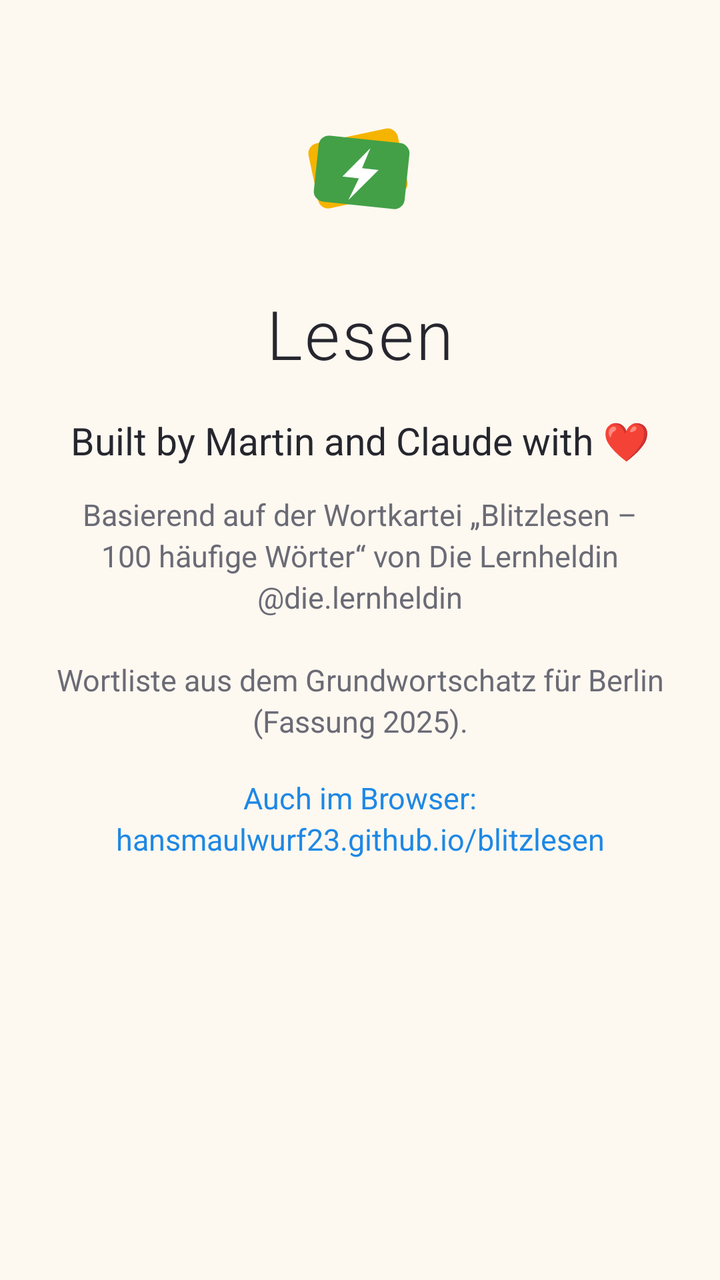
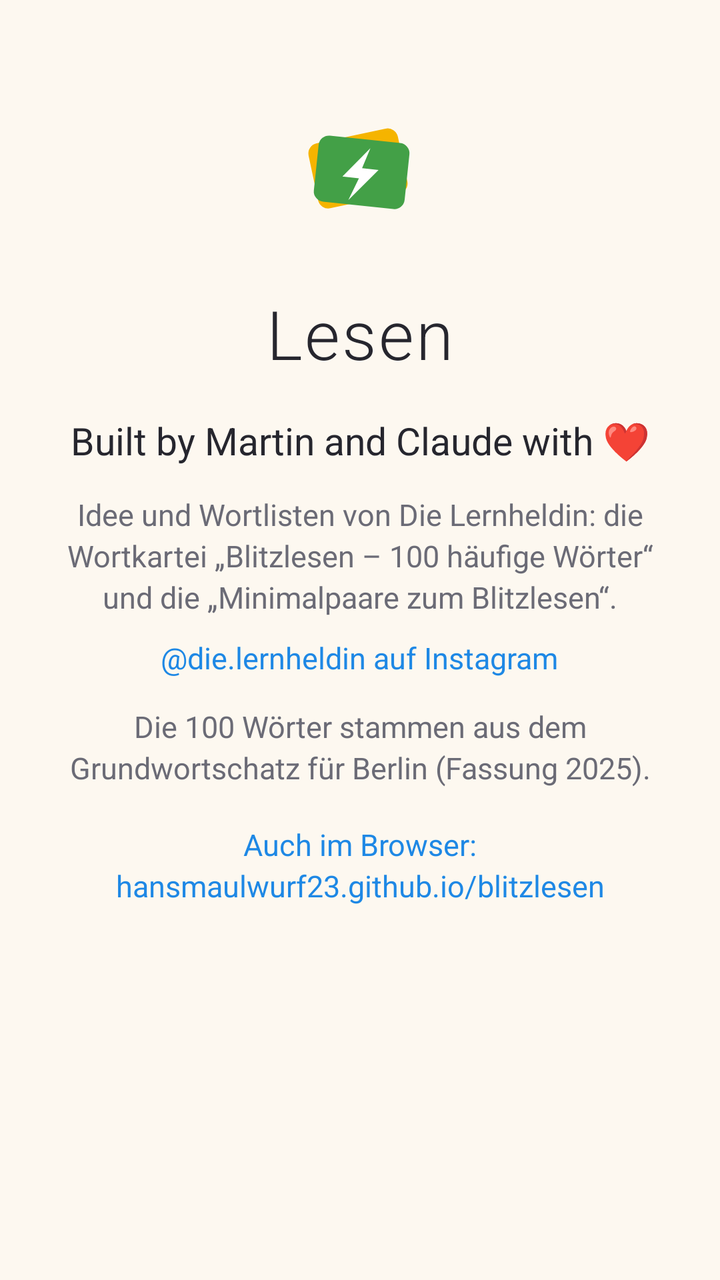

Before-and-after screenshots of an Android layout around one commit, followed by the original layout XML and the change that was made.
<!-- AndroidManifest.xml: application theme Theme.Lesen -->
<!-- res/layout/dialog_about.xml -->
<?xml version="1.0" encoding="utf-8"?>
<LinearLayout xmlns:android="http://schemas.android.com/apk/res/android"
    android:layout_width="match_parent"
    android:layout_height="wrap_content"
    android:gravity="center_horizontal"
    android:orientation="vertical"
    android:paddingHorizontal="28dp"
    android:paddingTop="28dp"
    android:paddingBottom="8dp">

    <ImageView
        android:layout_width="112dp"
        android:layout_height="112dp"
        android:contentDescription="@string/app_name"
        android:src="@drawable/ic_launcher_foreground" />

    <TextView
        android:layout_width="wrap_content"
        android:layout_height="wrap_content"
        android:layout_marginTop="4dp"
        android:fontFamily="sans-serif-light"
        android:letterSpacing="0.03"
        android:text="@string/app_name"
        android:textColor="@color/text_primary"
        android:textSize="34sp" />

    <TextView
        android:layout_width="wrap_content"
        android:layout_height="wrap_content"
        android:layout_marginTop="18dp"
        android:gravity="center"
        android:lineSpacingExtra="4dp"
        android:text="@string/about_built_by"
        android:textColor="@color/text_primary"
        android:textSize="19sp" />

    <TextView
        android:layout_width="wrap_content"
        android:layout_height="wrap_content"
        android:layout_marginTop="14dp"
        android:gravity="center"
        android:lineSpacingExtra="3dp"
        android:text="@string/about_based_on"
        android:textColor="@color/text_secondary"
        android:textSize="15sp" />

    <TextView
        android:id="@+id/about_web"
        android:layout_width="wrap_content"
        android:layout_height="wrap_content"
        android:layout_marginTop="14dp"
        android:background="?attr/selectableItemBackground"
        android:gravity="center"
        android:lineSpacingExtra="3dp"
        android:padding="4dp"
        android:text="@string/about_web"
        android:textColor="@color/accent"
        android:textSize="15sp" />

    <TextView
        android:id="@+id/about_version"
        android:layout_width="wrap_content"
        android:layout_height="wrap_content"
        android:layout_marginTop="14dp"
        android:fontFamily="monospace"
        android:textColor="@color/text_secondary"
        android:textSize="14sp" />

</LinearLayout>
<!-- resources referenced by this layout -->
<resources>
  <color name="accent">#FF1E88E5</color>
  <color name="text_primary">#FF26262E</color>
  <color name="text_secondary">#FF6B6B76</color>
  <!-- drawable ic_launcher_foreground (drawable) -->
  <vector xmlns:android="http://schemas.android.com/apk/res/android"
      android:width="108dp"
      android:height="108dp"
      android:viewportWidth="108"
      android:viewportHeight="108">
      
      <group android:pivotX="54" android:pivotY="54" android:rotation="-12">
          <path android:fillColor="#FFF5B400" android:pathData="M36,38h34a5,5 0,0 1,5,5v22a5,5 0,0 1,-5,5h-34a5,5 0,0 1,-5,-5v-22a5,5 0,0 1,5,-5z" />
      </group>
      <group android:pivotX="54" android:pivotY="54" android:rotation="6">
          <path android:fillColor="#FF43A047" android:pathData="M38,40h34a5,5 0,0 1,5,5v22a5,5 0,0 1,-5,5h-34a5,5 0,0 1,-5,-5v-22a5,5 0,0 1,5,-5z" />
          <path android:fillColor="#FFFFFFFF" android:pathData="M58,44l-12,15h8l-4,11l13,-16h-8z" />
      </group>
  </vector>
  <string name="about_based_on">Basierend auf der Wortkartei „Blitzlesen – 100 häufige Wörter“ von Die Lernheldin\n@die.lernheldin\n\nWortliste aus dem Grundwortschatz für Berlin (Fassung 2025).</string>
  <string name="about_built_by">Built by Martin and Claude with ❤️</string>
  <string name="about_web">Auch im Browser:\nhansmaulwurf23.github.io/blitzlesen</string>
  <string name="app_name">Lesen</string>
  <style name="Theme.Lesen" parent="Theme.Material3.DayNight.NoActionBar">
          <item name="colorPrimary">@color/accent</item>
          <item name="colorOnPrimary">#FFFFFFFF</item>
          <item name="colorSecondary">@color/good</item>
          <item name="android:colorBackground">@color/bg</item>
          <item name="colorSurface">@color/surface</item>
          <item name="colorOnSurface">@color/text_primary</item>
          <item name="colorOnSurfaceVariant">@color/text_secondary</item>
          
          <item name="elevationOverlayEnabled">false</item>
          <item name="android:statusBarColor">@color/bg</item>
          <item name="android:navigationBarColor">@color/bg</item>
          <item name="android:windowLightStatusBar">@bool/light_system_bars</item>
          <item name="android:windowLightNavigationBar" tools:targetApi="o_mr1">@bool/light_system_bars</item>
      </style>
  <color name="good">#FF43A047</color>
  <color name="bg">#FFFDF8F0</color>
  <color name="surface">#FFFFFFFF</color>
</resources>

<!-- the commit's change to res/layout/dialog_about.xml (unified diff, before → after) -->
@@ -45,6 +45,28 @@
         android:textSize="15sp" />
 
     <TextView
+        android:id="@+id/about_instagram"
+        android:layout_width="wrap_content"
+        android:layout_height="wrap_content"
+        android:layout_marginTop="6dp"
+        android:background="?attr/selectableItemBackground"
+        android:gravity="center"
+        android:padding="4dp"
+        android:text="@string/about_instagram"
+        android:textColor="@color/accent"
+        android:textSize="15sp" />
+
+    <TextView
+        android:layout_width="wrap_content"
+        android:layout_height="wrap_content"
+        android:layout_marginTop="10dp"
+        android:gravity="center"
+        android:lineSpacingExtra="3dp"
+        android:text="@string/about_word_source"
+        android:textColor="@color/text_secondary"
+        android:textSize="15sp" />
+
+    <TextView
         android:id="@+id/about_web"
         android:layout_width="wrap_content"
         android:layout_height="wrap_content"
<!-- resource entries referenced after the edit -->
@@ -18,9 +18,11 @@
           <path android:fillColor="#FFFFFFFF" android:pathData="M58,44l-12,15h8l-4,11l13,-16h-8z" />
       </group>
   </vector>
-  <string name="about_based_on">Basierend auf der Wortkartei „Blitzlesen – 100 häufige Wörter“ von Die Lernheldin\n@die.lernheldin\n\nWortliste aus dem Grundwortschatz für Berlin (Fassung 2025).</string>
+  <string name="about_based_on">Idee und Wortlisten von Die Lernheldin: die Wortkartei „Blitzlesen – 100 häufige Wörter“ und die „Minimalpaare zum Blitzlesen“.</string>
   <string name="about_built_by">Built by Martin and Claude with ❤️</string>
+  <string name="about_instagram">@die.lernheldin auf Instagram</string>
   <string name="about_web">Auch im Browser:\nhansmaulwurf23.github.io/blitzlesen</string>
+  <string name="about_word_source">Die 100 Wörter stammen aus dem Grundwortschatz für Berlin (Fassung 2025).</string>
   <string name="app_name">Lesen</string>
   <style name="Theme.Lesen" parent="Theme.Material3.DayNight.NoActionBar">
           <item name="colorPrimary">@color/accent</item>
